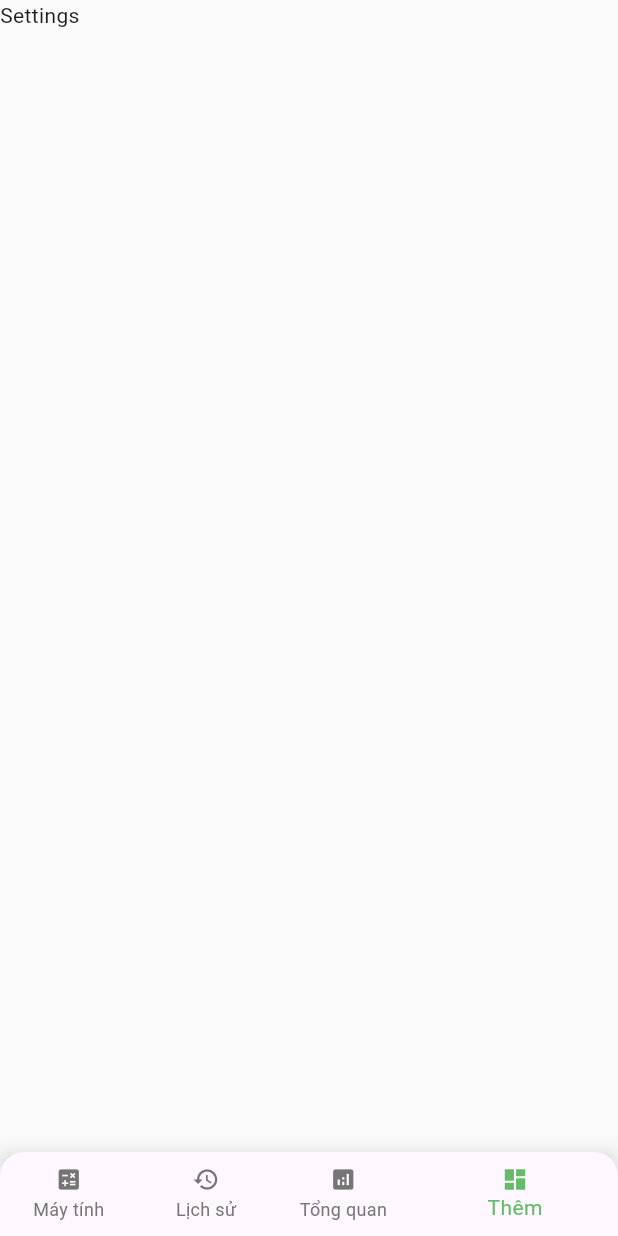
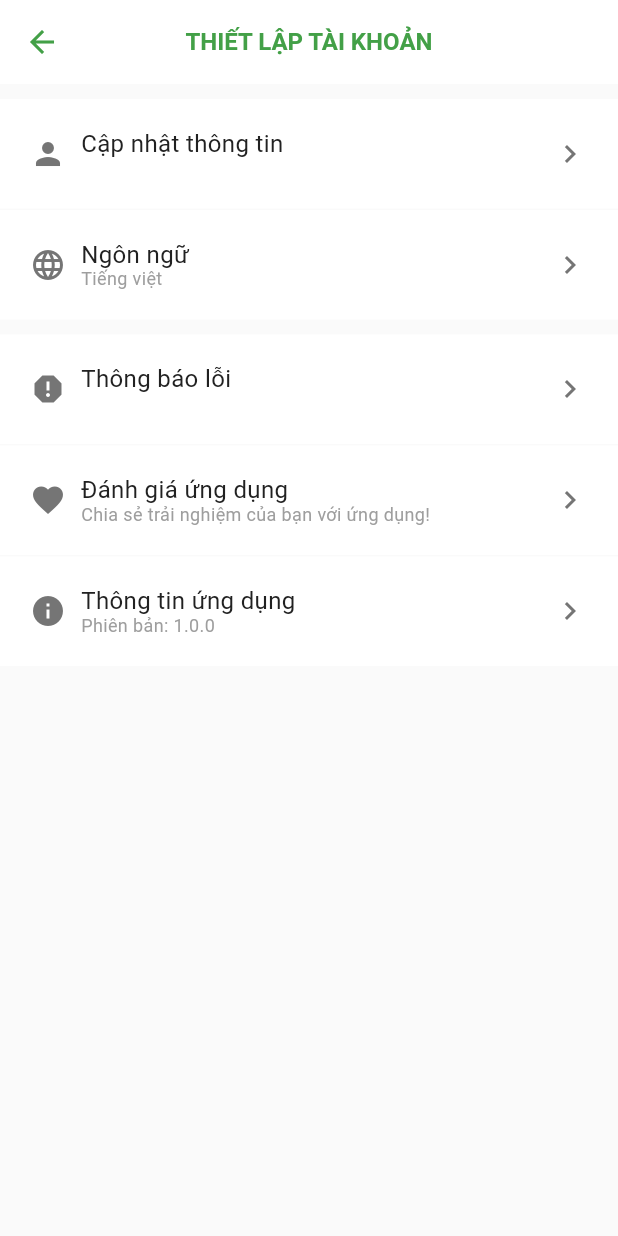
Before and after one commit to lkduy2602/Money-Calc, a Flutter app: the SettingsScreen screen opened by its route, on a phone screen of 412 x 824 dp. Run offline on Flutter 3.47's test engine with Material 3 defaults, Android fonts, the phone set to English and light mode, and no system bars; our stand-ins replace go_router, scroll_to_index, shared_preferences, sqflite; accounts and stored records are empty.

Commit message:
setting screen

```diff
--- /dev/null
+++ b/lib/_common/providers/profile.provider.dart
@@ -0,0 +1,3 @@
+import 'package:flutter/material.dart';
+
+class ProfileProvider extends ChangeNotifier {}
--- /dev/null
+++ b/lib/_common/widgets/common_app_bar.widget.dart
@@ -0,0 +1,28 @@
+import 'package:flutter/material.dart';
+
+class CommonAppBarWidget extends StatelessWidget implements PreferredSizeWidget {
+  const CommonAppBarWidget(this.title, {super.key});
+
+  final String title;
+
+  @override
+  Widget build(BuildContext context) {
+    return AppBar(
+      leading: BackButton(color: Colors.green.shade600),
+      title: Text(
+        title.toUpperCase(),
+        style: TextStyle(
+          color: Colors.green.shade600,
+          fontSize: 16,
+          fontWeight: FontWeight.w700,
+          height: 0,
+        ),
+      ),
+      backgroundColor: Colors.white,
+      centerTitle: true,
+    );
+  }
+
+  @override
+  Size get preferredSize => const Size.fromHeight(kToolbarHeight);
+}
--- /dev/null
+++ b/lib/_common/widgets/navigation_item.widget.dart
@@ -0,0 +1,42 @@
+import 'package:flutter/material.dart';
+
+class NavigationItemWidget extends StatelessWidget {
+  const NavigationItemWidget(
+      {super.key, required this.iconData, required this.title, this.content = '', this.rightButton});
+
+  final IconData iconData;
+  final Text title;
+  final String content;
+  final Widget? rightButton;
+
+  @override
+  Widget build(BuildContext context) {
+    return Padding(
+        padding: const EdgeInsets.all(20.0),
+        child: Row(
+          mainAxisAlignment: MainAxisAlignment.spaceBetween,
+          crossAxisAlignment: CrossAxisAlignment.center,
+          children: [
+            Row(
+              crossAxisAlignment: CrossAxisAlignment.center,
+              children: [
+                Icon(iconData, color: Colors.grey.shade600),
+                const SizedBox(width: 10.0),
+                Column(
+                  crossAxisAlignment: CrossAxisAlignment.start,
+                  children: [
+                    title,
+                    Text(
+                      content,
+                      style:
+                          TextStyle(color: Colors.grey.shade500, fontSize: 12, fontWeight: FontWeight.w400, height: 0),
+                    )
+                  ],
+                )
+              ],
+            ),
+            rightButton ?? Icon(Icons.chevron_right, color: Colors.grey.shade600),
+          ],
+        ));
+  }
+}
--- a/lib/app.router.dart
+++ b/lib/app.router.dart
@@ -35,14 +35,16 @@ final GoRouter router = GoRouter(
           ),
         ]),
         StatefulShellBranch(routes: [
-          GoRoute(path: '/explore', builder: (context, state) => const ExploreScreen(), routes: [
-            GoRoute(
-              path: '/settings',
-              builder: (context, state) => const SettingsScreen(),
-            ),
-          ]),
+          GoRoute(
+            path: '/explore',
+            builder: (context, state) => const ExploreScreen(),
+          ),
         ]),
       ],
     ),
+    GoRoute(
+      path: '/settings',
+      builder: (context, state) => const SettingsScreen(),
+    ),
   ],
 );
--- a/lib/calculator/widgets/calc_display.widget.dart
+++ b/lib/calculator/widgets/calc_display.widget.dart
@@ -1,7 +1,7 @@
 import 'package:flutter/material.dart';
 import 'package:money_calc/_common/enums/providers.enum.dart';
 import 'package:money_calc/_common/helpers/number.helper.dart';
-import 'package:money_calc/_common/providers/order_item.providers.dart';
+import 'package:money_calc/_common/providers/order_item.provider.dart';
 import 'package:provider/provider.dart';
 import 'package:scroll_to_index/scroll_to_index.dart';
 
--- a/lib/main.dart
+++ b/lib/main.dart
@@ -1,5 +1,5 @@
 import 'package:flutter/material.dart';
-import 'package:money_calc/_common/providers/order_item.providers.dart';
+import 'package:money_calc/_common/providers/order_item.provider.dart';
 import 'package:money_calc/app.router.dart';
 import 'package:provider/provider.dart';
 
--- a/lib/settings/settings.screen.dart
+++ b/lib/settings/settings.screen.dart
@@ -1,4 +1,6 @@
 import 'package:flutter/material.dart';
+import 'package:money_calc/_common/widgets/common_app_bar.widget.dart';
+import 'package:money_calc/_common/widgets/navigation_item.widget.dart';
 
 class SettingsScreen extends StatelessWidget {
   const SettingsScreen({super.key});
@@ -6,7 +8,91 @@ class SettingsScreen extends StatelessWidget {
   @override
   Widget build(BuildContext context) {
     return Scaffold(
-      body: Text('Settings'),
+      appBar: const CommonAppBarWidget('Thiết lập tài khoản'),
+      body: SafeArea(
+          child: ListView(
+        children: [
+          const SizedBox(height: 10.0),
+          Column(
+            children: [
+              Ink(
+                  color: Colors.white,
+                  child: InkWell(
+                    onTap: () {},
+                    child: NavigationItemWidget(
+                        iconData: Icons.person,
+                        title: Text(
+                          'Cập nhật thông tin',
+                          style: TextStyle(
+                              color: Colors.grey.shade900, fontSize: 16, fontWeight: FontWeight.w400, height: 0),
+                        )),
+                  )),
+              const SizedBox(height: 1.0),
+              Ink(
+                  color: Colors.white,
+                  child: InkWell(
+                    onTap: () {},
+                    child: NavigationItemWidget(
+                      iconData: Icons.language,
+                      title: Text(
+                        'Ngôn ngữ',
+                        style: TextStyle(
+                            color: Colors.grey.shade900, fontSize: 16, fontWeight: FontWeight.w400, height: 0),
+                      ),
+                      content: 'Tiếng việt',
+                    ),
+                  )),
+            ],
+          ),
+          const SizedBox(height: 10.0),
+          Column(
+            children: [
+              Ink(
+                  color: Colors.white,
+                  child: InkWell(
+                    onTap: () {},
+                    child: NavigationItemWidget(
+                        iconData: Icons.report,
+                        title: Text(
+                          'Thông báo lỗi',
+                          style: TextStyle(
+                              color: Colors.grey.shade900, fontSize: 16, fontWeight: FontWeight.w400, height: 0),
+                        )),
+                  )),
+              const SizedBox(height: 1.0),
+              Ink(
+                  color: Colors.white,
+                  child: InkWell(
+                    onTap: () {},
+                    child: NavigationItemWidget(
+                      iconData: Icons.favorite,
+                      title: Text(
+                        'Đánh giá ứng dụng',
+                        style: TextStyle(
+                            color: Colors.grey.shade900, fontSize: 16, fontWeight: FontWeight.w400, height: 0),
+                      ),
+                      content: 'Chia sẻ trải nghiệm của bạn với ứng dụng!',
+                    ),
+                  )),
+              const SizedBox(height: 1.0),
+              Ink(
+                  color: Colors.white,
+                  child: InkWell(
+                    onTap: () {},
+                    child: NavigationItemWidget(
+                      iconData: Icons.info,
+                      title: Text(
+                        'Thông tin ứng dụng',
+                        style: TextStyle(
+                            color: Colors.grey.shade900, fontSize: 16, fontWeight: FontWeight.w400, height: 0),
+                      ),
+                      content: 'Phiên bản: 1.0.0',
+                    ),
+                  )),
+            ],
+          ),
+        ],
+      )),
     );
   }
 }
```
Also changed, not shown: lib/_common/helpers/database.helper.dart (+1 -6 lines), lib/_common/helpers/shared_preferences.helper.dart (+7 -9 lines), lib/calculator/widgets/calc_pad.widget.dart (+21 -48 lines), lib/explore/widgets/navigation_drawer.widget.dart (+22 -26 lines), lib/explore/widgets/profile_header.widget.dart (+12 -1 lines), lib/_common/providers/order_item.provider.dart (renamed from lib/_common/providers/order_item.providers.dart).
